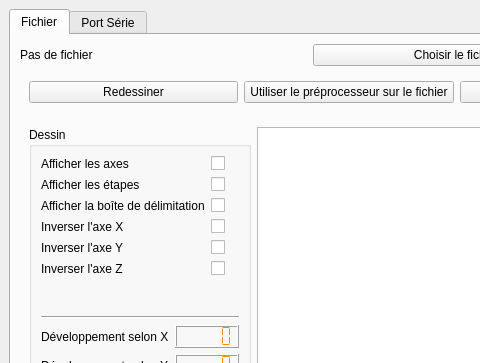
The window that sivi_cnc_driver/main_window.ui (Klafyvel/SiviCNCDriver) describes before a commit, drawn with Qt 5; both pictures show x 0 to 480 and y 0 to 363 of the 913 by 540 pixel window.
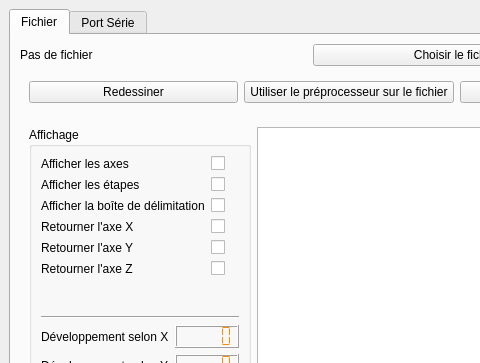
The same window after the commit. Icons and pictures are not drawn.

Commit message: Ajout de la fenêtre du préprocesseur.

The edit to the form file:
```diff
--- a/sivi_cnc_driver/main_window.ui
+++ b/sivi_cnc_driver/main_window.ui
@@ -124,7 +124,7 @@
            <item>
             <widget class="QGroupBox" name="groupBox_5">
              <property name="title">
-              <string>Dessin</string>
+              <string>Affichage</string>
              </property>
              <layout class="QVBoxLayout" name="verticalLayout">
               <item>
@@ -162,7 +162,7 @@
                 <item row="3" column="0">
                  <widget class="QLabel" name="inverserLAxeXLabel">
                   <property name="text">
-                   <string>Inverser l'axe X</string>
+                   <string>Retourner l'axe X</string>
                   </property>
                  </widget>
                 </item>
@@ -172,7 +172,7 @@
                 <item row="4" column="0">
                  <widget class="QLabel" name="inverserLAxeYLabel">
                   <property name="text">
-                   <string>Inverser l'axe Y</string>
+                   <string>Retourner l'axe Y</string>
                   </property>
                  </widget>
                 </item>
@@ -182,7 +182,7 @@
                 <item row="5" column="0">
                  <widget class="QLabel" name="inverserLAxeZLabel">
                   <property name="text">
-                   <string>Inverser l'axe Z</string>
+                   <string>Retourner l'axe Z</string>
                   </property>
                  </widget>
                 </item>
```
The commit also changes 6 other files.
